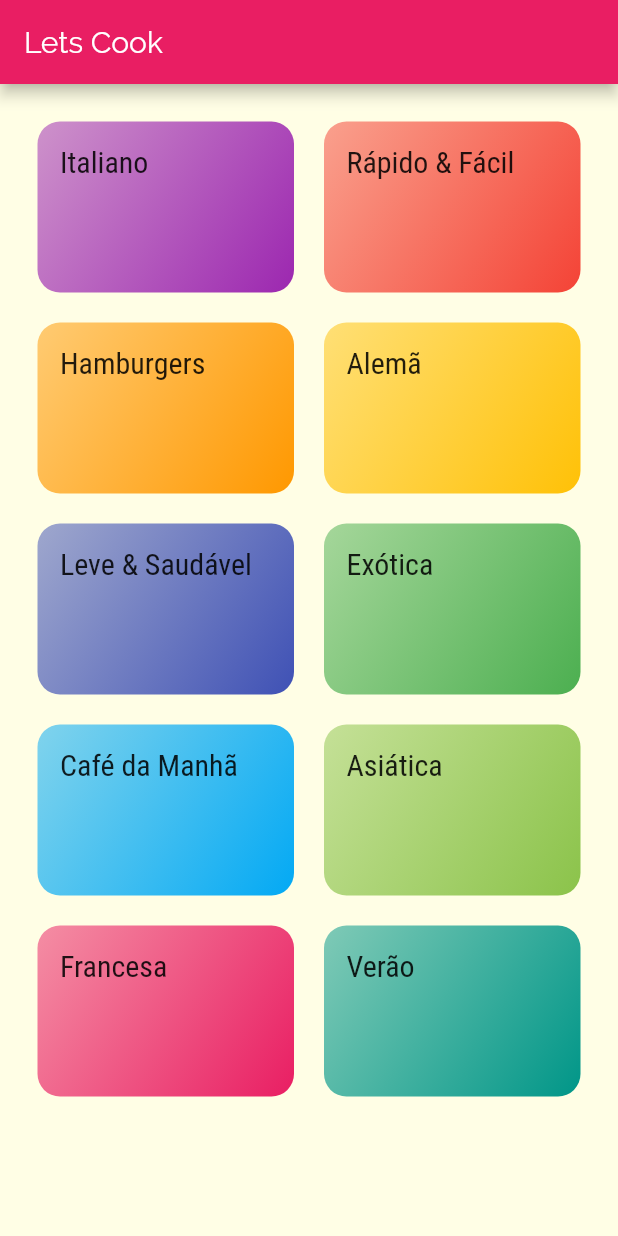
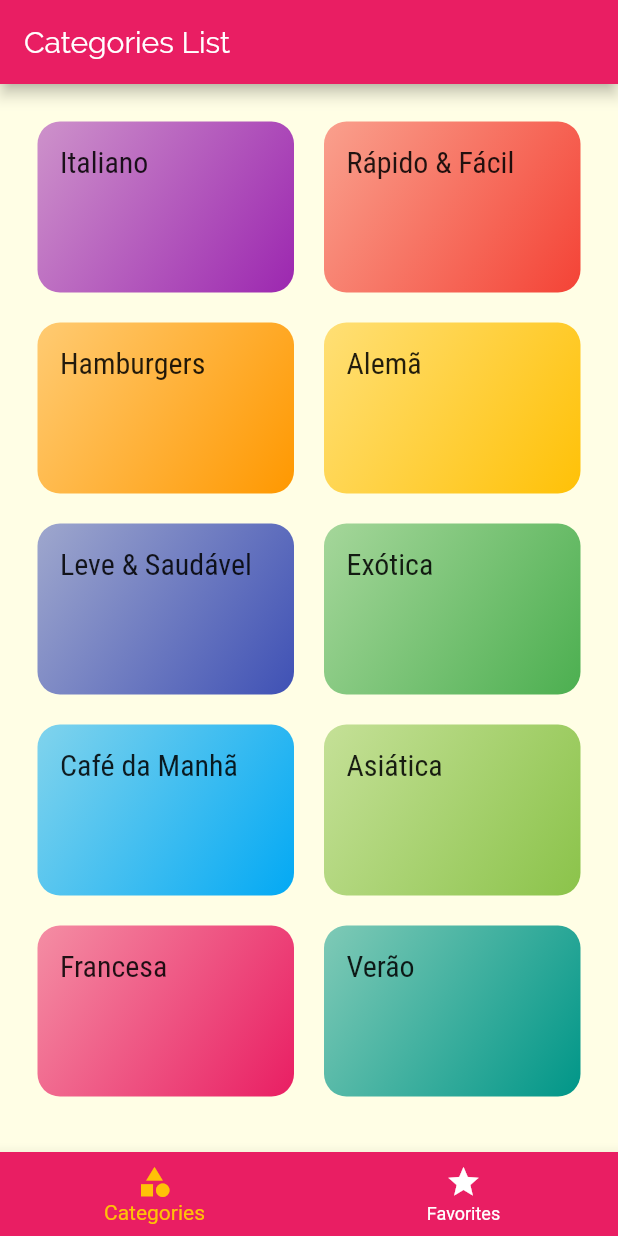
Before and after one commit to andre-pelisoli/restaurantApp, a Flutter app: the screen it shows after launch, on a phone screen of 412 x 824 dp. Run offline on Flutter 3.47's test engine with Material 2 defaults, Android fonts, the phone set to English and light mode, and no system bars.

Commit message:
Create tab screen to hold categories and favorite meals

```diff
--- a/lib/main.dart
+++ b/lib/main.dart
@@ -1,8 +1,8 @@
 import 'package:flutter/material.dart';
-import 'package:restaurantApp/screens/category_screen.dart';
 import 'package:restaurantApp/screens/meal_detail_screen.dart';
 import 'package:restaurantApp/screens/meal_screen.dart';
 import 'package:restaurantApp/screens/routes/app_routes.dart';
+import 'package:restaurantApp/screens/tabs_screen.dart';
 
 void main() => runApp(MyApp());
 
@@ -20,7 +20,7 @@ class MyApp extends StatelessWidget {
               headline6:
                   TextStyle(fontSize: 20, fontFamily: 'RobotoCondensed'))),
       routes: {
-        AppRoutes.HOME: (ctx) => CategoryScreen(),
+        AppRoutes.HOME: (ctx) => TabScreen(),
         AppRoutes.MEALS: (ctx) => MealScreen(),
         AppRoutes.MEAL_DETAILS: (ctx) => MealDetailScreen(),
       },
--- a/lib/screens/category_screen.dart
+++ b/lib/screens/category_screen.dart
@@ -14,11 +14,7 @@ class CategoryScreen extends StatelessWidget {
 
   @override
   Widget build(BuildContext context) {
-    return Scaffold(
-      appBar: AppBar(
-        title: Text("Lets Cook"),
-      ),
-      body: GridView(
+    return GridView(
         padding: const EdgeInsets.all(25),
         gridDelegate: SliverGridDelegateWithMaxCrossAxisExtent(
           maxCrossAxisExtent: 200,
@@ -28,7 +24,6 @@ class CategoryScreen extends StatelessWidget {
         ),
         children: DUMMY_CATEGORIES.map((categoryDummy) {
           return CategoryItem(categoryDummy, _onClick);
-          }).toList()),
-    );
+        }).toList());
   }
 }
--- /dev/null
+++ b/lib/screens/favorite_screen.dart
@@ -0,0 +1,12 @@
+import 'package:flutter/material.dart';
+
+class FavoriteScreen extends StatelessWidget {
+  @override
+  Widget build(BuildContext context) {
+    return Container(
+      child: Center(
+        child: Text('Minhas refeições favoritas'),
+      ),
+    );
+  }
+}
--- /dev/null
+++ b/lib/screens/tabs_screen.dart
@@ -0,0 +1,49 @@
+import 'package:flutter/material.dart';
+import 'package:restaurantApp/screens/category_screen.dart';
+import 'package:restaurantApp/screens/favorite_screen.dart';
+
+class TabScreen extends StatefulWidget {
+  @override
+  _TabScreenState createState() => _TabScreenState();
+}
+
+class _TabScreenState extends State<TabScreen> {
+  int _selectedTab = 0;
+  final List<Map<String, Object>> _screens = [
+    {'title': 'Categories List', 'screen': CategoryScreen()},
+    {'title': 'My Favorites', 'screen': FavoriteScreen()},
+  ];
+
+  _selectScren(int index) {
+    setState(() {
+      _selectedTab = index;
+    });
+  }
+
+  @override
+  Widget build(BuildContext context) {
+    return Scaffold(
+      appBar: AppBar(
+        title: Text(_screens[_selectedTab]['title']),
+      ),
+      body: _screens[_selectedTab]['screen'],
+      bottomNavigationBar: BottomNavigationBar(
+        onTap: _selectScren,
+        backgroundColor: Theme.of(context).primaryColor,
+        unselectedItemColor: Colors.white,
+        selectedItemColor: Theme.of(context).accentColor,
+        currentIndex: _selectedTab,
+        items: [
+          BottomNavigationBarItem(
+            icon: Icon(Icons.category),
+            label: 'Categories',
+          ),
+          BottomNavigationBarItem(
+            icon: Icon(Icons.star),
+            label: 'Favorites',
+          )
+        ],
+      ),
+    );
+  }
+}
```
Lines whose indentation alone changed are shown as unchanged.
